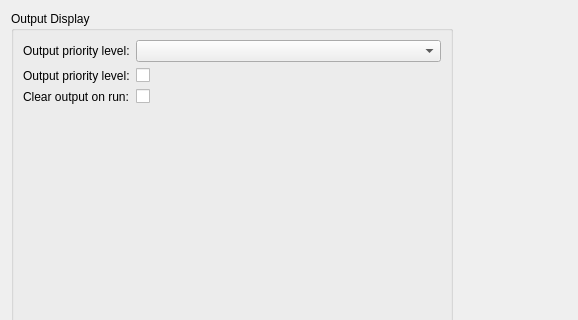
This is Resources/ui_files/settings/output_settings_widget.ui in MalloyDelacroix/DownloaderForReddit as Qt 5 draws it before an edit; both pictures show x 0 to 578 and y 0 to 320 of the 906 by 709 pixel window. The edited form follows.
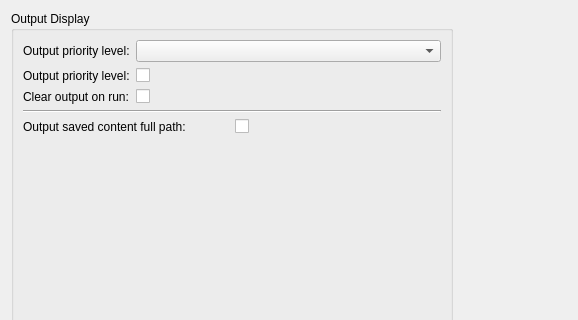
This is the edited form.

Commit message: Make full path output for saved content optional

```diff
--- a/Resources/ui_files/settings/output_settings_widget.ui
+++ b/Resources/ui_files/settings/output_settings_widget.ui
@@ -66,6 +66,34 @@
           </property>
          </widget>
         </item>
+        <item row="3" column="0" colspan="2">
+         <widget class="Line" name="line">
+          <property name="orientation">
+           <enum>Qt::Horizontal</enum>
+          </property>
+         </widget>
+        </item>
+        <item row="4" column="0" colspan="2">
+         <layout class="QHBoxLayout" name="horizontalLayout_2">
+          <item>
+           <widget class="QLabel" name="label_4">
+            <property name="toolTip">
+             <string>&lt;html&gt;&lt;head/&gt;&lt;body&gt;&lt;p&gt;If checked, when content is downloaded the full path of the content will be shown in the output window.  If not checked, it will be the user/subreddit name followed by the content title.&lt;/p&gt;&lt;/body&gt;&lt;/html&gt;</string>
+            </property>
+            <property name="text">
+             <string>Output saved content full path: </string>
+            </property>
+           </widget>
+          </item>
+          <item>
+           <widget class="QCheckBox" name="output_saved_content_full_path_checkbox">
+            <property name="text">
+             <string/>
+            </property>
+           </widget>
+          </item>
+         </layout>
+        </item>
        </layout>
       </widget>
      </item>
```
The commit also changes 4 other files.
